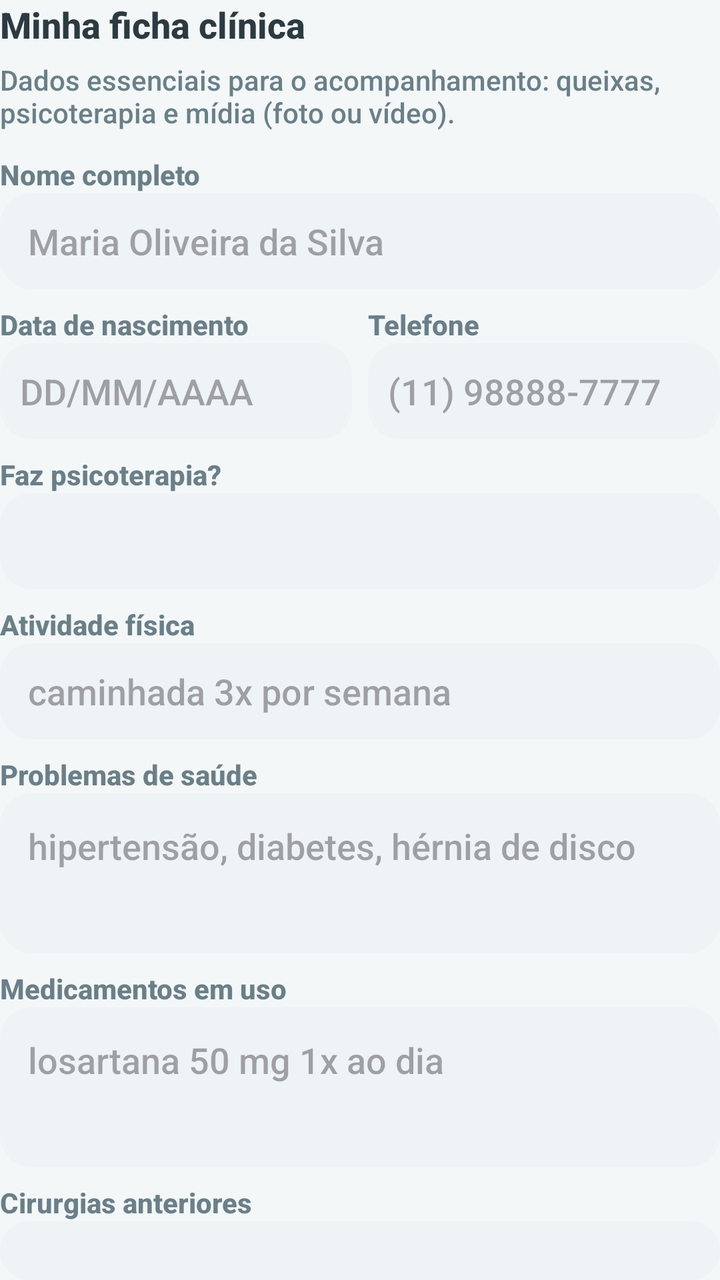
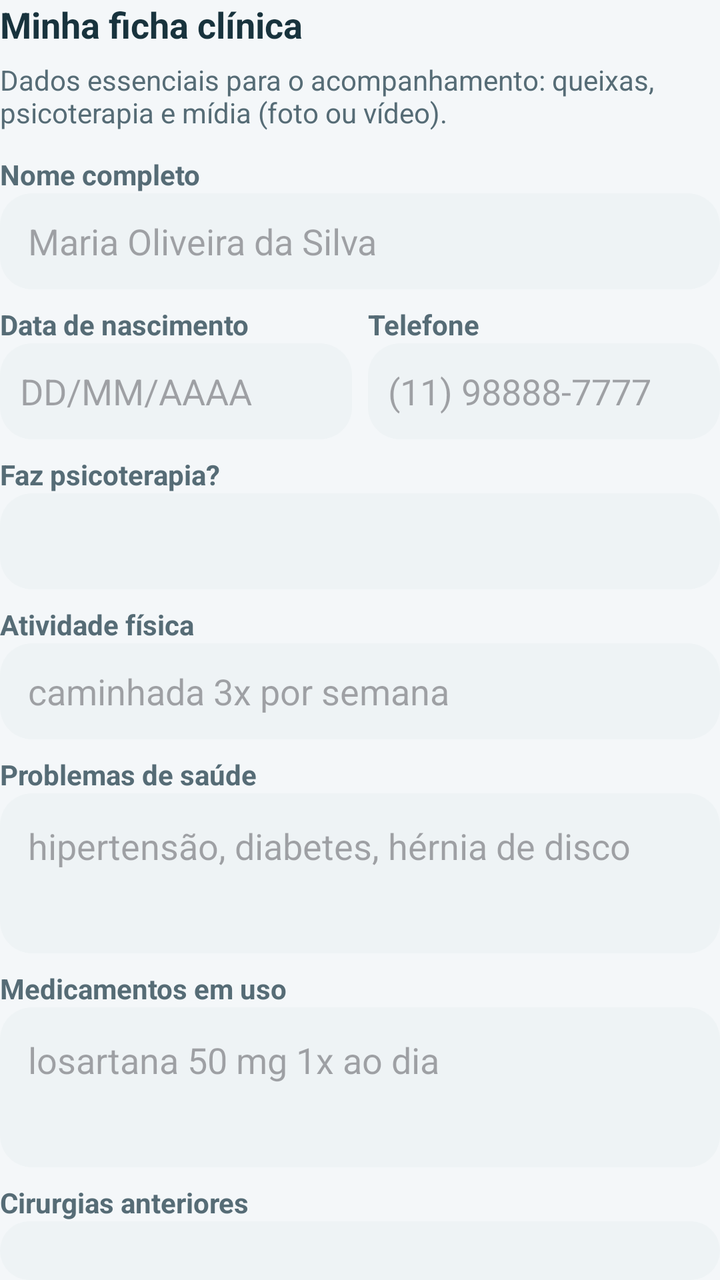

The first picture is an Android layout as it rendered before a commit; the second is the same layout after the commit. The layout source and the unified diff follow.
<!-- AndroidManifest.xml: application theme Theme.AppDaMaya -->
<!-- res/layout/layout_ficha_clinica.xml -->
<?xml version="1.0" encoding="utf-8"?>
<LinearLayout xmlns:android="http://schemas.android.com/apk/res/android"
    android:layout_width="match_parent"
    android:layout_height="wrap_content"
    android:orientation="vertical">

    <TextView
        android:layout_width="match_parent"
        android:layout_height="wrap_content"
        android:text="@string/ficha_title"
        android:textColor="@color/maya_text"
        android:textSize="18sp"
        android:textStyle="bold" />

    <TextView
        android:layout_width="match_parent"
        android:layout_height="wrap_content"
        android:layout_marginTop="6dp"
        android:layout_marginBottom="12dp"
        android:text="@string/ficha_lead"
        android:textColor="@color/maya_text_muted" />

    <TextView
        android:layout_width="wrap_content"
        android:layout_height="wrap_content"
        android:text="@string/label_full_name"
        android:textColor="@color/maya_text_muted"
        android:textStyle="bold" />

    <EditText
        android:id="@+id/inputFullName"
        android:layout_width="match_parent"
        android:layout_height="wrap_content"
        android:background="@drawable/bg_input"
        android:hint="@string/hint_full_name"
        android:inputType="textPersonName"
        android:minHeight="48dp"
        android:paddingHorizontal="14dp" />

    <LinearLayout
        android:layout_width="match_parent"
        android:layout_height="wrap_content"
        android:layout_marginTop="8dp"
        android:orientation="horizontal">

        <LinearLayout
            android:layout_width="0dp"
            android:layout_height="wrap_content"
            android:layout_marginEnd="8dp"
            android:layout_weight="1"
            android:orientation="vertical">

            <TextView
                android:layout_width="wrap_content"
                android:layout_height="wrap_content"
                android:text="@string/label_birth"
                android:textColor="@color/maya_text_muted"
                android:textStyle="bold" />

            <EditText
                android:id="@+id/inputBirth"
                android:layout_width="match_parent"
                android:layout_height="wrap_content"
                android:background="@drawable/bg_input"
                android:hint="@string/hint_birth"
                android:inputType="date"
                android:minHeight="48dp"
                android:paddingHorizontal="10dp" />
        </LinearLayout>

        <LinearLayout
            android:layout_width="0dp"
            android:layout_height="wrap_content"
            android:layout_weight="1"
            android:orientation="vertical">

            <TextView
                android:layout_width="wrap_content"
                android:layout_height="wrap_content"
                android:text="@string/label_phone"
                android:textColor="@color/maya_text_muted"
                android:textStyle="bold" />

            <EditText
                android:id="@+id/inputPhone"
                android:layout_width="match_parent"
                android:layout_height="wrap_content"
                android:background="@drawable/bg_input"
                android:hint="@string/hint_phone"
                android:inputType="phone"
                android:minHeight="48dp"
                android:paddingHorizontal="10dp" />
        </LinearLayout>
    </LinearLayout>

    <TextView
        android:layout_width="wrap_content"
        android:layout_height="wrap_content"
        android:layout_marginTop="8dp"
        android:text="@string/label_psychotherapy"
        android:textColor="@color/maya_text_muted"
        android:textStyle="bold" />

    <Spinner
        android:id="@+id/spinnerPsychotherapy"
        android:layout_width="match_parent"
        android:layout_height="48dp"
        android:background="@drawable/bg_input"
        android:paddingHorizontal="8dp" />

    <TextView
        android:layout_width="wrap_content"
        android:layout_height="wrap_content"
        android:layout_marginTop="8dp"
        android:text="@string/label_activity"
        android:textColor="@color/maya_text_muted"
        android:textStyle="bold" />

    <EditText
        android:id="@+id/inputActivity"
        android:layout_width="match_parent"
        android:layout_height="wrap_content"
        android:background="@drawable/bg_input"
        android:hint="@string/hint_activity"
        android:minHeight="48dp"
        android:paddingHorizontal="14dp" />

    <TextView
        android:layout_width="wrap_content"
        android:layout_height="wrap_content"
        android:layout_marginTop="8dp"
        android:text="@string/label_health"
        android:textColor="@color/maya_text_muted"
        android:textStyle="bold" />

    <EditText
        android:id="@+id/inputHealth"
        android:layout_width="match_parent"
        android:layout_height="wrap_content"
        android:background="@drawable/bg_input"
        android:gravity="top"
        android:hint="@string/hint_health"
        android:inputType="textMultiLine"
        android:minHeight="80dp"
        android:padding="14dp" />

    <TextView
        android:layout_width="wrap_content"
        android:layout_height="wrap_content"
        android:layout_marginTop="8dp"
        android:text="@string/label_meds"
        android:textColor="@color/maya_text_muted"
        android:textStyle="bold" />

    <EditText
        android:id="@+id/inputMeds"
        android:layout_width="match_parent"
        android:layout_height="wrap_content"
        android:background="@drawable/bg_input"
        android:gravity="top"
        android:hint="@string/hint_meds"
        android:inputType="textMultiLine"
        android:minHeight="80dp"
        android:padding="14dp" />

    <TextView
        android:layout_width="wrap_content"
        android:layout_height="wrap_content"
        android:layout_marginTop="8dp"
        android:text="@string/label_surgeries"
        android:textColor="@color/maya_text_muted"
        android:textStyle="bold" />

    <EditText
        android:id="@+id/inputSurgeries"
        android:layout_width="match_parent"
        android:layout_height="wrap_content"
        android:background="@drawable/bg_input"
        android:gravity="top"
        android:hint="@string/hint_surgeries"
        android:inputType="textMultiLine"
        android:minHeight="80dp"
        android:padding="14dp" />

    <TextView
        android:layout_width="wrap_content"
        android:layout_height="wrap_content"
        android:layout_marginTop="8dp"
        android:text="@string/label_pain"
        android:textColor="@color/maya_text_muted"
        android:textStyle="bold" />

    <EditText
        android:id="@+id/inputPain"
        android:layout_width="match_parent"
        android:layout_height="wrap_content"
        android:background="@drawable/bg_input"
        android:gravity="top"
        android:hint="@string/hint_pain"
        android:inputType="textMultiLine"
        android:minHeight="80dp"
        android:padding="14dp" />

    <TextView
        android:layout_width="wrap_content"
        android:layout_height="wrap_content"
        android:layout_marginTop="8dp"
        android:text="@string/label_complaint"
        android:textColor="@color/maya_text_muted"
        android:textStyle="bold" />

    <EditText
        android:id="@+id/inputComplaint"
        android:layout_width="match_parent"
        android:layout_height="wrap_content"
        android:background="@drawable/bg_input"
        android:gravity="top"
        android:hint="@string/hint_complaint"
        android:inputType="textMultiLine"
        android:minHeight="80dp"
        android:padding="14dp" />

    <TextView
        android:layout_width="wrap_content"
        android:layout_height="wrap_content"
        android:layout_marginTop="8dp"
        android:text="@string/label_notes"
        android:textColor="@color/maya_text_muted"
        android:textStyle="bold" />

    <EditText
        android:id="@+id/inputFichaNotes"
        android:layout_width="match_parent"
        android:layout_height="wrap_content"
        android:background="@drawable/bg_input"
        android:gravity="top"
        android:hint="@string/hint_notes"
        android:inputType="textMultiLine"
        android:minHeight="80dp"
        android:padding="14dp" />

    <Button
        android:id="@+id/buttonSaveFicha"
        android:layout_width="match_parent"
        android:layout_height="48dp"
        android:layout_marginTop="12dp"
        android:background="@drawable/bg_btn_primary"
        android:text="@string/action_save_ficha"
        android:textAllCaps="false"
        android:textColor="@color/white" />
</LinearLayout>
<!-- resources referenced by this layout -->
<resources>
  <color name="maya_text">#2C3A42</color>
  <color name="maya_text_muted">#6B7F88</color>
  <color name="white">#FFFFFFFF</color>
  <!-- drawable bg_btn_primary (drawable) -->
  <?xml version="1.0" encoding="utf-8"?>
  <shape xmlns:android="http://schemas.android.com/apk/res/android">
      <gradient
          android:angle="145"
          android:endColor="@color/maya_accent_strong"
          android:startColor="@color/maya_accent"
          android:type="linear" />
      <corners android:radius="999dp" />
  </shape>
  <!-- drawable bg_input (drawable) -->
  <?xml version="1.0" encoding="utf-8"?>
  <shape xmlns:android="http://schemas.android.com/apk/res/android">
      <solid android:color="@color/maya_bg_input" />
      <corners android:radius="16dp" />
  </shape>
  <string name="action_save_ficha">Salvar ficha clínica</string>
  <string name="ficha_lead">Dados essenciais para o acompanhamento: queixas, psicoterapia e mídia (foto ou vídeo).</string>
  <string name="ficha_title">Minha ficha clínica</string>
  <string name="hint_activity">caminhada 3x por semana</string>
  <string name="hint_birth">DD/MM/AAAA</string>
  <string name="hint_complaint">dor ao subir escadas há 2 meses</string>
  <string name="hint_full_name">Maria Oliveira da Silva</string>
  <string name="hint_health">hipertensão, diabetes, hérnia de disco</string>
  <string name="hint_meds">losartana 50 mg 1x ao dia</string>
  <string name="hint_notes">prefiro atendimento pela manhã</string>
  <string name="hint_pain">joelho direito, lombar</string>
  <string name="hint_phone">(11) 98888-7777</string>
  <string name="hint_surgeries">apendicectomia em 2018 — ou nenhuma</string>
  <string name="label_activity">Atividade física</string>
  <string name="label_birth">Data de nascimento</string>
  <string name="label_complaint">Queixa principal</string>
  <string name="label_full_name">Nome completo</string>
  <string name="label_health">Problemas de saúde</string>
  <string name="label_meds">Medicamentos em uso</string>
  <string name="label_notes">Observações</string>
  <string name="label_pain">Áreas de dor / limitação</string>
  <string name="label_phone">Telefone</string>
  <string name="label_psychotherapy">Faz psicoterapia?</string>
  <string name="label_surgeries">Cirurgias anteriores</string>
  <style name="Theme.AppDaMaya" parent="Base.Theme.AppDaMaya" />
  <color name="maya_accent_strong">#4F9AAB</color>
  <color name="maya_accent">#7BB9C8</color>
  <color name="maya_bg_input">#EEF3F5</color>
  <style name="Base.Theme.AppDaMaya" parent="Theme.Material3.Light.NoActionBar">
          <item name="colorPrimary">@color/maya_accent_strong</item>
          <item name="colorOnPrimary">@color/white</item>
          <item name="colorSecondary">@color/maya_accent</item>
          <item name="android:statusBarColor">@color/maya_accent_strong</item>
          <item name="android:navigationBarColor">@color/maya_bg</item>
          <item name="android:windowBackground">@color/maya_bg</item>
          <item name="android:colorBackground">@color/maya_bg</item>
          <item name="colorSurface">@color/maya_bg_elevated</item>
          <item name="colorOnSurface">@color/maya_text</item>
          <item name="android:fontFamily">sans-serif-medium</item>
      </style>
  <color name="maya_bg">#F3F7F8</color>
  <color name="maya_bg_elevated">#FFFFFF</color>
</resources>

<!-- the commit's change to res/layout/layout_ficha_clinica.xml (unified diff, before → after) -->
@@ -1,9 +1,5 @@
-<?xml version="1.0" encoding="utf-8"?>
-<LinearLayout xmlns:android="http://schemas.android.com/apk/res/android"
-    android:layout_width="match_parent"
-    android:layout_height="wrap_content"
-    android:orientation="vertical">
-
+<?xml version='1.0' encoding='utf-8'?>
+<LinearLayout xmlns:android="http://schemas.android.com/apk/res/android" xmlns:app="http://schemas.android.com/apk/res-auto" android:layout_width="match_parent" android:layout_height="wrap_content" android:orientation="vertical">
     <TextView
         android:layout_width="match_parent"
         android:layout_height="wrap_content"
@@ -11,7 +7,6 @@
         android:textColor="@color/maya_text"
         android:textSize="18sp"
         android:textStyle="bold" />
-
     <TextView
         android:layout_width="match_parent"
         android:layout_height="wrap_content"
@@ -19,14 +14,12 @@
         android:layout_marginBottom="12dp"
         android:text="@string/ficha_lead"
         android:textColor="@color/maya_text_muted" />
-
     <TextView
         android:layout_width="wrap_content"
         android:layout_height="wrap_content"
         android:text="@string/label_full_name"
         android:textColor="@color/maya_text_muted"
         android:textStyle="bold" />
-
     <EditText
         android:id="@+id/inputFullName"
         android:layout_width="match_parent"
@@ -36,27 +29,14 @@
         android:inputType="textPersonName"
         android:minHeight="48dp"
         android:paddingHorizontal="14dp" />
-
-    <LinearLayout
-        android:layout_width="match_parent"
-        android:layout_height="wrap_content"
-        android:layout_marginTop="8dp"
-        android:orientation="horizontal">
-
-        <LinearLayout
-            android:layout_width="0dp"
-            android:layout_height="wrap_content"
-            android:layout_marginEnd="8dp"
-            android:layout_weight="1"
-            android:orientation="vertical">
-
+    <LinearLayout android:layout_width="match_parent" android:layout_height="wrap_content" android:layout_marginTop="8dp" android:orientation="horizontal">
+        <LinearLayout android:layout_width="0dp" android:layout_height="wrap_content" android:layout_marginEnd="8dp" android:layout_weight="1" android:orientation="vertical">
             <TextView
                 android:layout_width="wrap_content"
                 android:layout_height="wrap_content"
                 android:text="@string/label_birth"
                 android:textColor="@color/maya_text_muted"
                 android:textStyle="bold" />
-
             <EditText
                 android:id="@+id/inputBirth"
                 android:layout_width="match_parent"
@@ -67,20 +47,13 @@
                 android:minHeight="48dp"
                 android:paddingHorizontal="10dp" />
         </LinearLayout>
-
-        <LinearLayout
-            android:layout_width="0dp"
-            android:layout_height="wrap_content"
-            android:layout_weight="1"
-            android:orientation="vertical">
-
+        <LinearLayout android:layout_width="0dp" android:layout_height="wrap_content" android:layout_weight="1" android:orientation="vertical">
             <TextView
                 android:layout_width="wrap_content"
                 android:layout_height="wrap_content"
                 android:text="@string/label_phone"
                 android:textColor="@color/maya_text_muted"
                 android:textStyle="bold" />
-
             <EditText
                 android:id="@+id/inputPhone"
                 android:layout_width="match_parent"
@@ -92,7 +65,6 @@
                 android:paddingHorizontal="10dp" />
         </LinearLayout>
     </LinearLayout>
-
     <TextView
         android:layout_width="wrap_content"
         android:layout_height="wrap_content"
@@ -100,14 +72,12 @@
         android:text="@string/label_psychotherapy"
         android:textColor="@color/maya_text_muted"
         android:textStyle="bold" />
-
     <Spinner
         android:id="@+id/spinnerPsychotherapy"
         android:layout_width="match_parent"
         android:layout_height="48dp"
         android:background="@drawable/bg_input"
         android:paddingHorizontal="8dp" />
-
     <TextView
         android:layout_width="wrap_content"
         android:layout_height="wrap_content"
@@ -115,7 +85,6 @@
         android:text="@string/label_activity"
         android:textColor="@color/maya_text_muted"
         android:textStyle="bold" />
-
     <EditText
         android:id="@+id/inputActivity"
         android:layout_width="match_parent"
@@ -124,7 +93,6 @@
         android:hint="@string/hint_activity"
         android:minHeight="48dp"
         android:paddingHorizontal="14dp" />
-
     <TextView
         android:layout_width="wrap_content"
         android:layout_height="wrap_content"
@@ -132,7 +100,6 @@
         android:text="@string/label_health"
         android:textColor="@color/maya_text_muted"
         android:textStyle="bold" />
-
     <EditText
         android:id="@+id/inputHealth"
         android:layout_width="match_parent"
@@ -143,7 +110,6 @@
         android:inputType="textMultiLine"
         android:minHeight="80dp"
         android:padding="14dp" />
-
     <TextView
         android:layout_width="wrap_content"
         android:layout_height="wrap_content"
@@ -151,7 +117,6 @@
         android:text="@string/label_meds"
         android:textColor="@color/maya_text_muted"
         android:textStyle="bold" />
-
     <EditText
         android:id="@+id/inputMeds"
         android:layout_width="match_parent"
@@ -162,7 +127,6 @@
         android:inputType="textMultiLine"
         android:minHeight="80dp"
         android:padding="14dp" />
-
     <TextView
         android:layout_width="wrap_content"
         android:layout_height="wrap_content"
@@ -170,7 +134,6 @@
         android:text="@string/label_surgeries"
         android:textColor="@color/maya_text_muted"
         android:textStyle="bold" />
-
     <EditText
         android:id="@+id/inputSurgeries"
         android:layout_width="match_parent"
@@ -181,7 +144,6 @@
         android:inputType="textMultiLine"
         android:minHeight="80dp"
         android:padding="14dp" />
-
     <TextView
         android:layout_width="wrap_content"
         android:layout_height="wrap_content"
@@ -189,7 +151,6 @@
         android:text="@string/label_pain"
         android:textColor="@color/maya_text_muted"
         android:textStyle="bold" />
-
     <EditText
         android:id="@+id/inputPain"
         android:layout_width="match_parent"
@@ -200,7 +161,6 @@
         android:inputType="textMultiLine"
         android:minHeight="80dp"
         android:padding="14dp" />
-
     <TextView
         android:layout_width="wrap_content"
         android:layout_height="wrap_content"
@@ -208,7 +168,6 @@
         android:text="@string/label_complaint"
         android:textColor="@color/maya_text_muted"
         android:textStyle="bold" />
-
     <EditText
         android:id="@+id/inputComplaint"
         android:layout_width="match_parent"
@@ -219,7 +178,6 @@
         android:inputType="textMultiLine"
         android:minHeight="80dp"
         android:padding="14dp" />
-
     <TextView
         android:layout_width="wrap_content"
         android:layout_height="wrap_content"
@@ -227,7 +185,6 @@
         android:text="@string/label_notes"
         android:textColor="@color/maya_text_muted"
         android:textStyle="bold" />
-
     <EditText
         android:id="@+id/inputFichaNotes"
         android:layout_width="match_parent"
@@ -238,7 +195,6 @@
         android:inputType="textMultiLine"
         android:minHeight="80dp"
         android:padding="14dp" />
-
     <Button
         android:id="@+id/buttonSaveFicha"
         android:layout_width="match_parent"
@@ -247,5 +203,7 @@
         android:background="@drawable/bg_btn_primary"
         android:text="@string/action_save_ficha"
         android:textAllCaps="false"
-        android:textColor="@color/white" />
+        android:textColor="@color/white"
+        android:backgroundTint="@null"
+        app:backgroundTint="@null" />
 </LinearLayout>
<!-- resource entries referenced after the edit -->
@@ -1,7 +1,7 @@
 <!-- resources referenced by this layout -->
 <resources>
-  <color name="maya_text">#2C3A42</color>
-  <color name="maya_text_muted">#6B7F88</color>
+  <color name="maya_text">#18333D</color>
+  <color name="maya_text_muted">#566C76</color>
   <color name="white">#FFFFFFFF</color>
   <!-- drawable bg_btn_primary (drawable) -->
   <?xml version="1.0" encoding="utf-8"?>
@@ -44,7 +44,7 @@
   <string name="label_psychotherapy">Faz psicoterapia?</string>
   <string name="label_surgeries">Cirurgias anteriores</string>
   <style name="Theme.AppDaMaya" parent="Base.Theme.AppDaMaya" />
-  <color name="maya_accent_strong">#4F9AAB</color>
+  <color name="maya_accent_strong">#177D8D</color>
   <color name="maya_accent">#7BB9C8</color>
   <color name="maya_bg_input">#EEF3F5</color>
   <style name="Base.Theme.AppDaMaya" parent="Theme.Material3.Light.NoActionBar">
@@ -57,9 +57,9 @@
           <item name="android:colorBackground">@color/maya_bg</item>
           <item name="colorSurface">@color/maya_bg_elevated</item>
           <item name="colorOnSurface">@color/maya_text</item>
-          <item name="android:fontFamily">sans-serif-medium</item>
+          <item name="android:fontFamily">sans-serif</item>
       </style>
-  <color name="maya_bg">#F3F7F8</color>
+  <color name="maya_bg">#F4F7F9</color>
   <color name="maya_bg_elevated">#FFFFFF</color>
 </resources>
 
